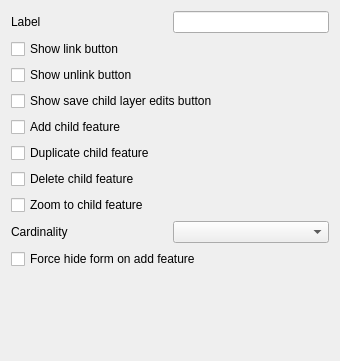
Above: src/ui/attributeformconfig/qgsattributewidgetrelationeditwidget.ui from carsmie/QGIS before the change. Below: the same form after it.
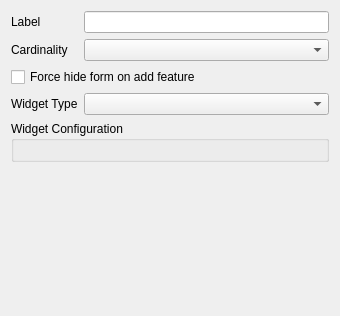
That is the form after the change. Custom widgets are drawn as their Qt base class.

Commit message: Add relation widget registry

Patch:
```diff
--- a/src/ui/attributeformconfig/qgsattributewidgetrelationeditwidget.ui
+++ b/src/ui/attributeformconfig/qgsattributewidgetrelationeditwidget.ui
@@ -7,101 +7,41 @@
     <x>0</x>
     <y>0</y>
     <width>340</width>
-    <height>361</height>
+    <height>316</height>
    </rect>
   </property>
   <property name="windowTitle">
    <string>Attribute Widget Relation Edit Widget</string>
   </property>
-  <layout class="QVBoxLayout" name="verticalLayout">
-   <item>
-    <layout class="QHBoxLayout" name="horizontalLayout">
-     <property name="sizeConstraint">
-      <enum>QLayout::SetDefaultConstraint</enum>
-     </property>
-     <item>
-      <widget class="QLabel" name="labelLabel">
-       <property name="text">
-        <string>Label</string>
-       </property>
-      </widget>
-     </item>
-     <item>
-      <widget class="QLineEdit" name="mRelationLabelEdit">
-       <property name="sizePolicy">
-        <sizepolicy hsizetype="Preferred" vsizetype="Fixed">
-         <horstretch>0</horstretch>
-         <verstretch>0</verstretch>
-        </sizepolicy>
-       </property>
-      </widget>
-     </item>
-    </layout>
-   </item>
-   <item>
-    <widget class="QCheckBox" name="mRelationShowLinkCheckBox">
+  <layout class="QFormLayout" name="formLayout">
+   <item row="0" column="0">
+    <widget class="QLabel" name="mLabelLabel">
      <property name="text">
-      <string>Show link button</string>
+      <string>Label</string>
      </property>
     </widget>
    </item>
-   <item>
-    <widget class="QCheckBox" name="mRelationShowUnlinkCheckBox">
-     <property name="text">
-      <string>Show unlink button</string>
+   <item row="0" column="1">
+    <widget class="QLineEdit" name="mRelationLabelEdit">
+     <property name="sizePolicy">
+      <sizepolicy hsizetype="Preferred" vsizetype="Fixed">
+       <horstretch>0</horstretch>
+       <verstretch>0</verstretch>
+      </sizepolicy>
      </property>
     </widget>
    </item>
-   <item>
-    <widget class="QCheckBox" name="mRelationShowSaveChildEditsCheckBox">
+   <item row="1" column="0">
+    <widget class="QLabel" name="mCardinalityLabel">
      <property name="text">
-      <string>Show save child layer edits button</string>
+      <string>Cardinality</string>
      </property>
     </widget>
    </item>
-   <item>
-    <widget class="QCheckBox" name="mRelationShowAddChildCheckBox">
-     <property name="text">
-      <string>Add child feature</string>
-     </property>
-    </widget>
+   <item row="1" column="1">
+    <widget class="QComboBox" name="mRelationCardinalityCombo"/>
    </item>
-   <item>
-    <widget class="QCheckBox" name="mRelationShowDuplicateChildFeatureCheckBox">
-     <property name="text">
-      <string>Duplicate child feature</string>
-     </property>
-    </widget>
-   </item>
-   <item>
-    <widget class="QCheckBox" name="mRelationDeleteChildFeatureCheckBox">
-     <property name="text">
-      <string>Delete child feature</string>
-     </property>
-    </widget>
-   </item>
-   <item>
-    <widget class="QCheckBox" name="mRelationShowZoomToFeatureCheckBox">
-     <property name="text">
-      <string>Zoom to child feature</string>
-     </property>
-    </widget>
-   </item>
-   <item>
-    <layout class="QHBoxLayout" name="horizontalLayout_2">
-     <item>
-      <widget class="QLabel" name="cardinalityLabel">
-       <property name="text">
-        <string>Cardinality</string>
-       </property>
-      </widget>
-     </item>
-     <item>
-      <widget class="QComboBox" name="mRelationCardinalityCombo"/>
-     </item>
-    </layout>
-   </item>
-   <item>
+   <item row="2" column="0" colspan="2">
     <widget class="QCheckBox" name="mRelationForceSuppressFormPopupCheckBox">
      <property name="statusTip">
       <string>Do not open a new attribute form after digitizing a new feature, overrides all other options</string>
@@ -111,8 +51,20 @@
      </property>
     </widget>
    </item>
-   <item>
-    <spacer name="verticalSpacer">
+   <item row="4" column="0" colspan="2">
+    <widget class="QgsCollapsibleGroupBox" name="mWidgetTypeGroupBox">
+     <property name="title">
+      <string>Widget Configuration</string>
+     </property>
+     <layout class="QVBoxLayout" name="verticalLayout_2">
+      <item>
+       <layout class="QVBoxLayout" name="mWidgetTypePlaceholderLayout"/>
+      </item>
+     </layout>
+    </widget>
+   </item>
+   <item row="5" column="0" colspan="2">
+    <spacer name="mVerticalSpacer">
      <property name="orientation">
       <enum>Qt::Vertical</enum>
      </property>
@@ -124,8 +76,26 @@
      </property>
     </spacer>
    </item>
+   <item row="3" column="1">
+    <widget class="QComboBox" name="mWidgetTypeComboBox"/>
+   </item>
+   <item row="3" column="0">
+    <widget class="QLabel" name="mCardinalityLabel_2">
+     <property name="text">
+      <string>Widget Type</string>
+     </property>
+    </widget>
+   </item>
   </layout>
  </widget>
+ <customwidgets>
+  <customwidget>
+   <class>QgsCollapsibleGroupBox</class>
+   <extends>QGroupBox</extends>
+   <header>qgscollapsiblegroupbox.h</header>
+   <container>1</container>
+  </customwidget>
+ </customwidgets>
  <resources/>
  <connections/>
 </ui>
```
The commit also changes 39 other files.
